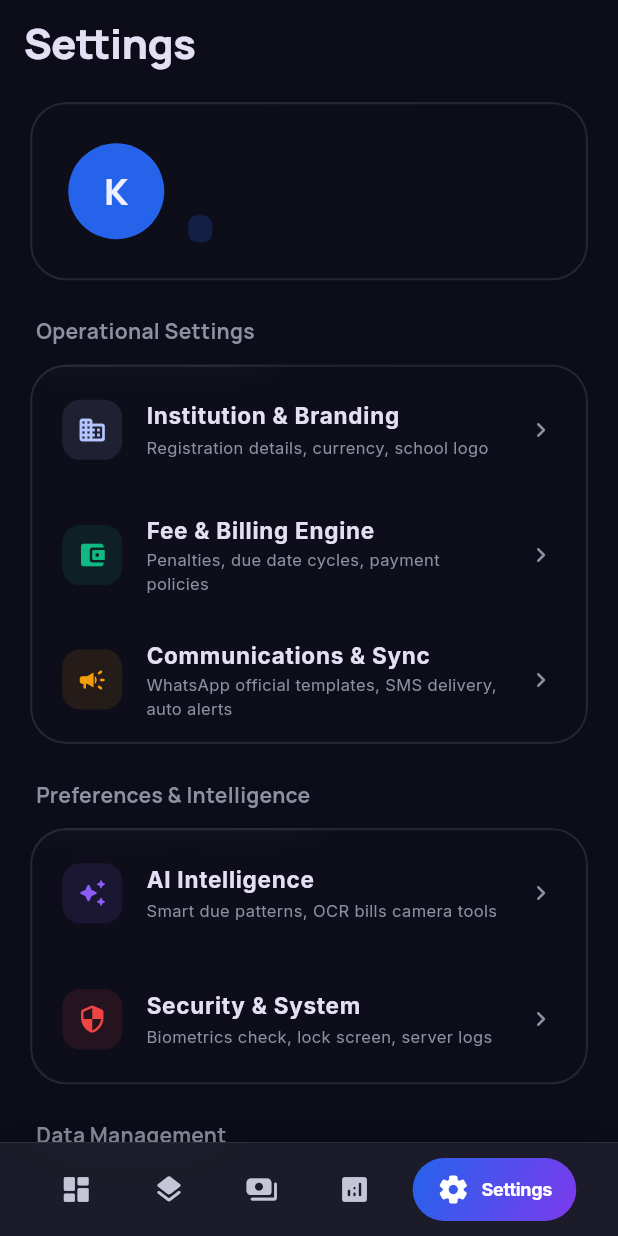
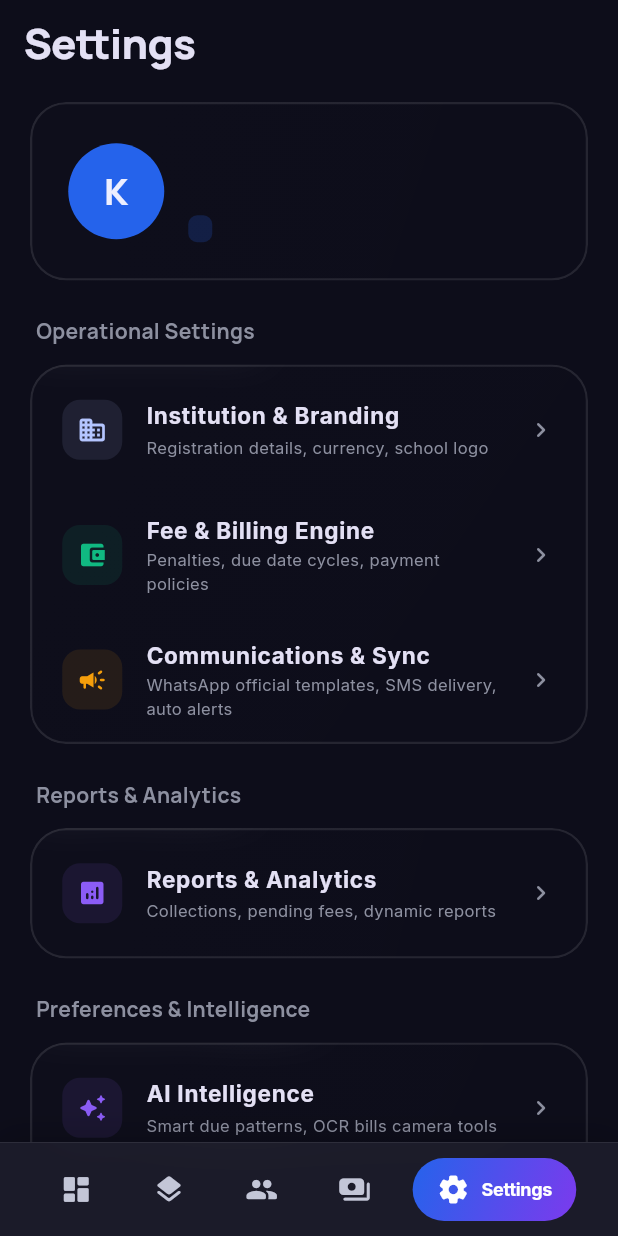
Before and after one commit to asjad219/feesync, a Flutter app: the SettingsScreen screen opened by its route, on a phone screen of 412 x 824 dp. Run offline on Flutter 3.47's test engine with Material 3 defaults, Android fonts, the phone set to English and light mode, and no system bars; our stand-ins replace firebase_core, fl_chart, flutter_riverpod, go_router, google_fonts, pdf and 2 more; accounts and stored records are empty.

Commit message:
fix setting page

```diff
--- a/feesync_mobile/lib/router.dart
+++ b/feesync_mobile/lib/router.dart
@@ -54,7 +54,8 @@ final routerProvider = Provider<GoRouter>((ref) {
       final isOnboardingRoute = state.uri.path.startsWith('/onboarding');
       final user = Supabase.instance.client.auth.currentUser;
       final metadata = user?.userMetadata ?? {};
-      final onboardingComplete = metadata['onboarding_complete'] == true;
+      final onboardingComplete = metadata['onboarding_complete'] == true ||
+          metadata['onboarding_center_setup_complete'] == true;
       final rawStep = metadata['onboarding_step']?.toString() ?? 'intro';
       final onboardingStep = rawStep.replaceAll('_', '-');
 
--- a/feesync_mobile/lib/screens/settings/settings_screen.dart
+++ b/feesync_mobile/lib/screens/settings/settings_screen.dart
@@ -107,6 +107,19 @@ class _SettingsScreenState extends ConsumerState<SettingsScreen> {
                 title: 'Communications & Sync',
                 subtitle: 'WhatsApp official templates, SMS delivery, auto alerts',
                 onTap: () => context.push('/settings/automation'),
+              ),
+            ]),
+            const SizedBox(height: 24),
+
+            _buildSectionHeader('Reports & Analytics'),
+            const SizedBox(height: 12),
+            _buildSettingsGroup([
+              _SettingsItem(
+                icon: Icons.analytics_rounded,
+                iconColor: const Color(0xFF8B5CF6),
+                title: 'Reports & Analytics',
+                subtitle: 'Collections, pending fees, dynamic reports',
+                onTap: () => context.push('/reports'),
               ),
             ]),
             const SizedBox(height: 24),
--- a/feesync_mobile/lib/screens/shell/main_shell.dart
+++ b/feesync_mobile/lib/screens/shell/main_shell.dart
@@ -28,8 +28,8 @@ class MainShell extends StatelessWidget {
     final String location = GoRouterState.of(context).uri.path;
     if (location.startsWith('/dashboard')) return 0;
     if (location.startsWith('/batches')) return 1;
-    if (location.startsWith('/payments')) return 2;
-    if (location.startsWith('/reports')) return 3;
+    if (location.startsWith('/students')) return 2;
+    if (location.startsWith('/payments')) return 3;
     if (location.startsWith('/settings')) return 4;
     return 0;
   }
@@ -43,10 +43,10 @@ class MainShell extends StatelessWidget {
         context.go('/batches');
         break;
       case 2:
-        context.go('/payments');
+        context.go('/students');
         break;
       case 3:
-        context.go('/reports');
+        context.go('/payments');
         break;
       case 4:
         context.go('/settings');
@@ -117,14 +117,14 @@ class _StyledBottomNav extends StatelessWidget {
                   onTap: () => onTap(1),
                 ),
                 _NavItem(
-                  icon: Icons.payments_rounded,
-                  label: 'Payments',
+                  icon: Icons.people_rounded,
+                  label: 'Students',
                   isSelected: selectedIndex == 2,
                   onTap: () => onTap(2),
                 ),
                 _NavItem(
-                  icon: Icons.analytics_rounded,
-                  label: 'Reports',
+                  icon: Icons.payments_rounded,
+                  label: 'Payments',
                   isSelected: selectedIndex == 3,
                   onTap: () => onTap(3),
                 ),
```
Also changed, not shown: feesync_mobile/lib/models/batch.dart (+28 -0 lines), feesync_mobile/lib/screens/auth/splash_screen.dart (+7 -2 lines), feesync_mobile/lib/screens/batches/batch_creation_screen.dart (+25 -1 lines), feesync_mobile/lib/screens/batches/batch_detail_screen.dart (+54 -6 lines), feesync_mobile/lib/screens/onboarding/center_setup_screen.dart (+6 -2 lines).
